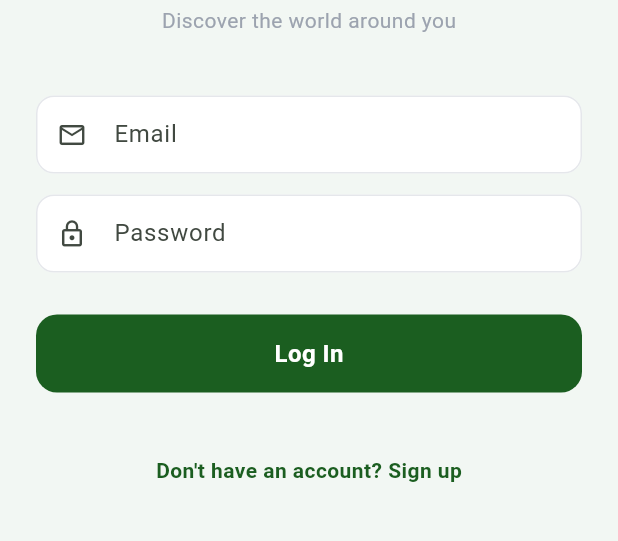
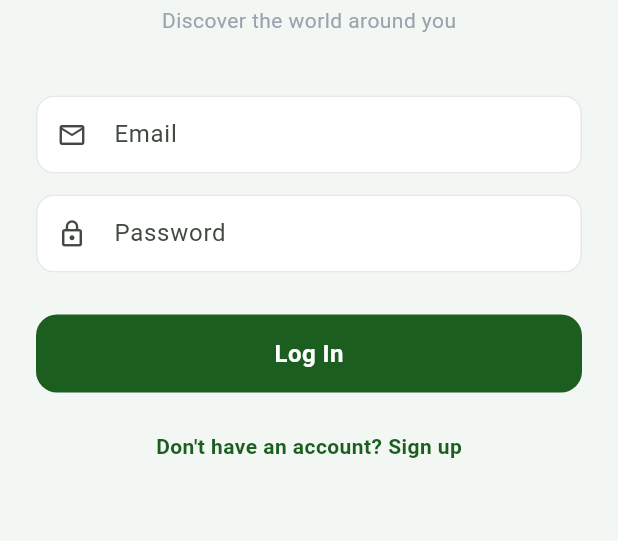
Before and after one commit to keovoin/UrPlant, a Flutter app: the AuthScreen screen opened directly, on a phone screen of 412 x 824 dp, the part 311-852 px from its top. Run offline on Flutter 3.47's test engine with Material 3 defaults, Android fonts, the phone set to English and light mode, and no system bars; our stand-ins replace camera, cloud_firestore, confetti, dio, firebase_auth, firebase_core and 3 more; accounts and stored records are empty.

Commit message:
Fix Khmer language + login black screen (final)
Bug 1 - Khmer language: All auth screen text was hardcoded English.
Now uses _t(en, km) helper that reads Localizations.localeOf(context),
so switching language on onboarding instantly changes all form labels.

Bug 2 - Black screen after login: Removed dependency on authStateChanges
StreamBuilder timing. Auth screen now directly navigates to AppShell via
pushAndRemoveUntil on successful Firebase auth, eliminating race conditions.

APK rebuilt: 60.5MB

```diff
--- a/mobile/lib/presentation/auth/auth_screen.dart
+++ b/mobile/lib/presentation/auth/auth_screen.dart
@@ -2,6 +2,7 @@ import 'package:firebase_auth/firebase_auth.dart';
 import 'package:flutter/material.dart';
 import 'package:flutter_riverpod/flutter_riverpod.dart';
 import '../../config/theme.dart';
+import '../shell/app_shell.dart';
 
 class AuthScreen extends ConsumerStatefulWidget {
   const AuthScreen({super.key});
@@ -40,6 +41,14 @@ class _AuthScreenState extends ConsumerState<AuthScreen> {
         );
         await FirebaseAuth.instance.currentUser?.updateDisplayName(_nameCtrl.text.trim());
       }
+      // Navigate to main app on success
+      if (mounted) {
+        Navigator.pushAndRemoveUntil(
+          context,
+          MaterialPageRoute(builder: (_) => const AppShell()),
+          (route) => false,
+        );
+      }
     } on FirebaseAuthException catch (e) {
       if (mounted) {
         ScaffoldMessenger.of(context).showSnackBar(
@@ -57,8 +66,15 @@ class _AuthScreenState extends ConsumerState<AuthScreen> {
     if (mounted) setState(() => _loading = false);
   }
 
+  String _t(String en, String km) {
+    final locale = Localizations.localeOf(context);
+    return locale.languageCode == 'km' ? km : en;
+  }
+
   @override
   Widget build(BuildContext context) {
+    final isKhmer = Localizations.localeOf(context).languageCode == 'km';
+
     return Scaffold(
       body: SafeArea(
         child: SingleChildScrollView(
@@ -85,27 +101,38 @@ class _AuthScreenState extends ConsumerState<AuthScreen> {
                   style: Theme.of(context).textTheme.headlineLarge?.copyWith(
                         color: UrPlantTheme.primaryMedium, fontWeight: FontWeight.w800)),
               const SizedBox(height: 4),
-              Text('Discover the world around you',
-                  style: TextStyle(fontSize: 14, color: UrPlantTheme.textTertiary, letterSpacing: 0.3)),
+              Text(
+                _t('Discover the world around you', 'រកឃើញពិភពលោកជុំវិញអ្នក'),
+                style: TextStyle(fontSize: 14, color: UrPlantTheme.textTertiary, letterSpacing: 0.3),
+              ),
               const SizedBox(height: 40),
               if (!_isLogin) ...[
                 TextField(
                   controller: _nameCtrl, textCapitalization: TextCapitalization.words,
-                  decoration: const InputDecoration(hintText: 'Display Name', prefixIcon: Icon(Icons.person_outline, size: 20)),
+                  decoration: InputDecoration(
+                    hintText: _t('Display Name', 'ឈ្មោះបង្ហាញ'),
+                    prefixIcon: const Icon(Icons.person_outline, size: 20),
+                  ),
                 ),
                 const SizedBox(height: 14),
               ],
               TextField(
                 controller: _emailCtrl, keyboardType: TextInputType.emailAddress,
                 textInputAction: TextInputAction.next,
-                decoration: const InputDecoration(hintText: 'Email', prefixIcon: Icon(Icons.email_outlined, size: 20)),
+                decoration: InputDecoration(
+                  hintText: _t('Email', 'អ៊ីមែល'),
+                  prefixIcon: const Icon(Icons.email_outlined, size: 20),
+                ),
               ),
               const SizedBox(height: 14),
               TextField(
                 controller: _passCtrl, obscureText: true,
                 textInputAction: TextInputAction.done,
                 onSubmitted: _loading ? null : (_) => _submit(),
-                decoration: const InputDecoration(hintText: 'Password', prefixIcon: Icon(Icons.lock_outline, size: 20)),
+                decoration: InputDecoration(
+                  hintText: _t('Password', 'ពាក្យសម្ងាត់'),
+                  prefixIcon: const Icon(Icons.lock_outline, size: 20),
+                ),
               ),
               const SizedBox(height: 28),
               SizedBox(
@@ -115,14 +142,15 @@ class _AuthScreenState extends ConsumerState<AuthScreen> {
                   child: _loading
                       ? const SizedBox(width: 22, height: 22,
                           child: CircularProgressIndicator(strokeWidth: 2, color: Colors.white))
-                      : Text(_isLogin ? 'Log In' : 'Create Account'),
+                      : Text(_isLogin ? _t('Log In', 'ចូល') : _t('Create Account', 'បង្កើតគណនី')),
                 ),
               ),
-              const SizedBox(height: 16),
               const SizedBox(height: 12),
               TextButton(
                 onPressed: () => setState(() => _isLogin = !_isLogin),
-                child: Text(_isLogin ? "Don't have an account? Sign up" : 'Already have an account? Log in'),
+                child: Text(_isLogin
+                    ? _t("Don't have an account? Sign up", 'មិនទាន់មានគណនី? ចុះឈ្មោះ')
+                    : _t('Already have an account? Log in', 'មានគណនីរួចហើយ? ចូល')),
               ),
               const SizedBox(height: 16),
             ],
```
